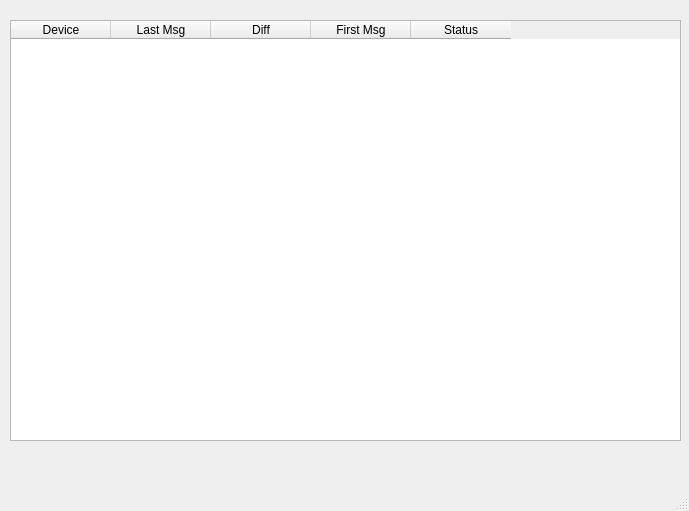
Before: the Qt Designer form ros-cslam/src/cslam_diagnostics/ui/diagnostics_ui.ui in duckietown/duckietown-cslam, drawn with Qt 5.
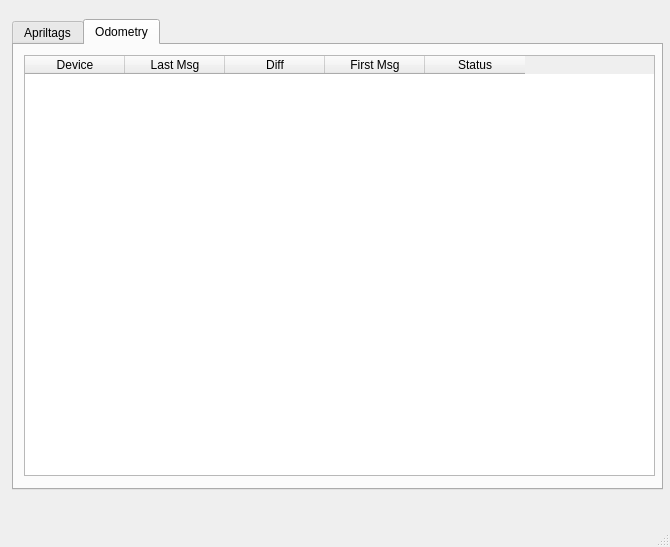
After: the same form once the commit is applied.

Commit message: Odometry added in diagnostics

Patch:
```diff
--- a/ros-cslam/src/cslam_diagnostics/ui/diagnostics_ui.ui
+++ b/ros-cslam/src/cslam_diagnostics/ui/diagnostics_ui.ui
@@ -6,20 +6,36 @@
    <rect>
     <x>0</x>
     <y>0</y>
-    <width>689</width>
-    <height>511</height>
+    <width>670</width>
+    <height>547</height>
    </rect>
   </property>
   <property name="windowTitle">
    <string>CSLAM Diagnostics</string>
   </property>
   <widget class="QWidget" name="centralwidget">
-   <widget class="QTableWidget" name="tableWidget">
+   <widget class="QTabWidget" name="tabWidget">
     <property name="geometry">
      <rect>
+      <x>12</x>
+      <y>19</y>
+      <width>651</width>
+      <height>471</height>
+     </rect>
+    </property>
+    <property name="currentIndex">
+     <number>1</number>
+    </property>
+    <widget class="QWidget" name="tab">
+     <attribute name="title">
+      <string>Apriltags</string>
+     </attribute>
+     <widget class="QTableWidget" name="table_apriltags">
+      <property name="geometry">
+       <rect>
       <x>10</x>
-      <y>20</y>
-      <width>671</width>
+        <y>10</y>
+        <width>631</width>
       <height>421</height>
      </rect>
     </property>
@@ -48,6 +64,48 @@
       <string>Status</string>
      </property>
     </column>
+     </widget>
+    </widget>
+    <widget class="QWidget" name="tab_2">
+     <attribute name="title">
+      <string>Odometry</string>
+     </attribute>
+     <widget class="QTableWidget" name="table_odometry">
+      <property name="geometry">
+       <rect>
+        <x>10</x>
+        <y>10</y>
+        <width>631</width>
+        <height>421</height>
+       </rect>
+      </property>
+      <column>
+       <property name="text">
+        <string>Device</string>
+       </property>
+      </column>
+      <column>
+       <property name="text">
+        <string>Last Msg</string>
+       </property>
+      </column>
+      <column>
+       <property name="text">
+        <string>Diff</string>
+       </property>
+      </column>
+      <column>
+       <property name="text">
+        <string>First Msg</string>
+       </property>
+      </column>
+      <column>
+       <property name="text">
+        <string>Status</string>
+       </property>
+      </column>
+     </widget>
+    </widget>
    </widget>
   </widget>
   <widget class="QMenuBar" name="menubar">
```
Left out of the diff: 2 changed lines with no effect on the pictures. Lines whose indentation alone changed are shown as unchanged. The commit also changes 2 other files.
